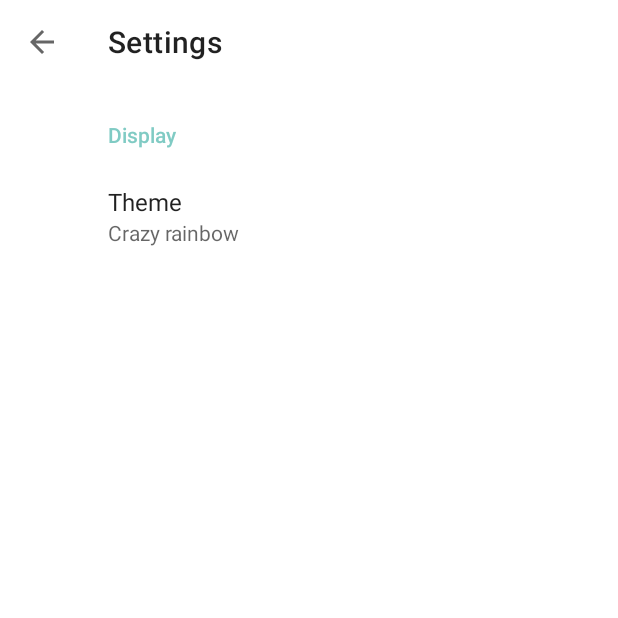
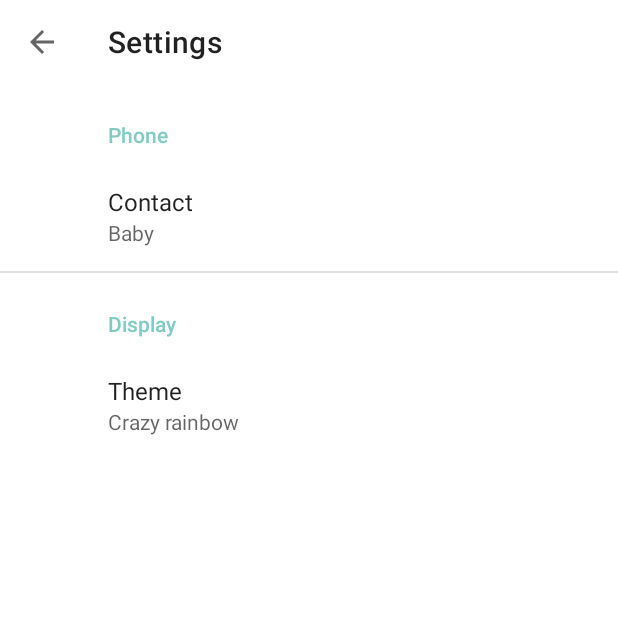
Before and after one commit to babydots/babyphone, an Android app: the SettingsActivity screen opened directly, with no data from a screen before it, on a phone screen of 412 x 824 dp, the top half of it. Run offline under Robolectric (Android 15) with nearby library versions, the phone set to English and light mode, and no system bars; our stand-ins replace androidx.preference.

Commit message:
WIP (still need audio for mum + dad) Multiple contacts to choose from (default is still baby).

```diff
--- /dev/null
+++ b/app/src/main/res/drawable/ic_person.xml
@@ -0,0 +1,5 @@
+<vector android:height="24dp" android:tint="#FFFFFF"
+    android:viewportHeight="24" android:viewportWidth="24"
+    android:width="24dp" xmlns:android="http://schemas.android.com/apk/res/android">
+    <path android:fillColor="@android:color/white" android:pathData="M12,12c2.21,0 4,-1.79 4,-4s-1.79,-4 -4,-4 -4,1.79 -4,4 1.79,4 4,4zM12,14c-2.67,0 -8,1.34 -8,4v2h16v-2c0,-2.66 -5.33,-4 -8,-4z"/>
+</vector>
--- a/app/src/main/res/values/arrays.xml
+++ b/app/src/main/res/values/arrays.xml
@@ -10,4 +10,19 @@
         <item>light</item>
         <item>dark</item>
     </string-array>
+
+    <string-array name="built_in_contacts_entries">
+        <item>@string/contact_baby</item>
+        <item>@string/contact_mum</item>
+        <item>@string/contact_dad</item>
+    </string-array>
+
+    <string-array name="built_in_contacts_values">
+        <item>baby</item>
+        <item>mum</item>
+        <item>dad</item>
+    </string-array>
+    <string name="contact_baby">Baby</string>
+    <string name="contact_mum">Mum</string>
+    <string name="contact_dad">Dad</string>
 </resources>
--- a/app/src/main/res/values/strings.xml
+++ b/app/src/main/res/values/strings.xml
@@ -8,4 +8,6 @@
     <string name="theme_dark">Dark</string>
     <string name="theme_colours">Crazy rainbow</string>
     <string name="lock">Lock</string>
+    <string name="settings_category_phone">Phone</string>
+    <string name="settings_contact">Contact</string>
 </resources>
--- a/app/src/main/res/xml/root_preferences.xml
+++ b/app/src/main/res/xml/root_preferences.xml
@@ -1,4 +1,16 @@
 <PreferenceScreen xmlns:app="http://schemas.android.com/apk/res-auto">
+
+    <PreferenceCategory app:title="@string/settings_category_phone">
+
+        <ListPreference
+            app:defaultValue="baby"
+            app:entries="@array/built_in_contacts_entries"
+            app:entryValues="@array/built_in_contacts_values"
+            app:key="contact"
+            app:title="@string/settings_contact"
+            app:useSimpleSummaryProvider="true" />
+
+    </PreferenceCategory>
 
     <PreferenceCategory app:title="@string/settings_category_display">
 
```
Also changed, not shown: app/src/main/java/com/serwylo/babyphone/ContactManager.kt (added, +65 -0 lines), app/src/main/java/com/serwylo/babyphone/MainActivity.kt (+33 -9 lines), app/src/main/res/drawable/mum.jpg, 2 other files.
